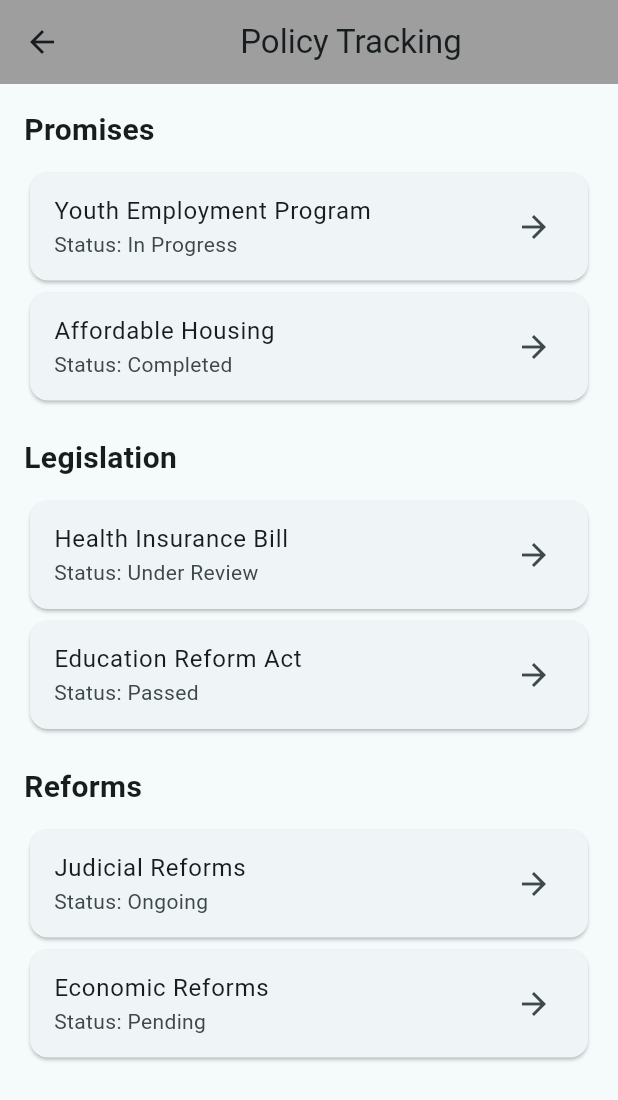
After one commit to Slozzyondul/Social_Justice_and_Reform_Hackathon, a Flutter app: the PolicyTrackingScreen screen opened by its route, on a phone screen of 412 x 824 dp. The commit adds this screen. Shown: the top 1100 px of the screen. Run offline on Flutter 3.47's test engine with Material 3 defaults, Android fonts, the phone set to English and light mode, and no system bars; our stand-ins replace image_picker.

Commit message:
adding a screen that helps track leaders promises, legislations and reforms

```diff
--- a/lib/frontend/screens/main_options_screen.dart
+++ b/lib/frontend/screens/main_options_screen.dart
@@ -10,6 +10,7 @@ class MainOptionScreen extends StatelessWidget {
   Widget build(BuildContext context) {
     return Scaffold(
       appBar: AppBar(
+
         title: const Center(child: Text('Choose an Option')),
         backgroundColor: Colors.grey,
       ),
@@ -123,6 +124,14 @@ class MainOptionScreen extends StatelessWidget {
               Navigator.pushNamed(context, '/resources');
             },
           ),
+
+           ListTile(
+            leading: const Icon(Icons.policy),
+            title: const Text('Policies'),
+            onTap: () {
+              Navigator.pushNamed(context, '/policies');
+            },
+          ),
         ],
       ),
     );
--- /dev/null
+++ b/lib/frontend/screens/policies/policy_tracking_screen.dart
@@ -0,0 +1,78 @@
+import 'package:flutter/material.dart';
+import 'package:url_launcher/url_launcher.dart';
+
+class PolicyTrackingScreen extends StatelessWidget {
+  // Sample data for promises, legislation, and reforms
+  final List<Map<String, String>> promises = [
+    {'title': 'Youth Employment Program', 'status': 'In Progress', 'link': 'https://example.com'},
+    {'title': 'Affordable Housing', 'status': 'Completed', 'link': 'https://example.com'},
+  ];
+
+  final List<Map<String, String>> legislation = [
+    {'title': 'Health Insurance Bill', 'status': 'Under Review', 'link': 'https://example.com'},
+    {'title': 'Education Reform Act', 'status': 'Passed', 'link': 'https://example.com'},
+  ];
+
+  final List<Map<String, String>> reforms = [
+    {'title': 'Judicial Reforms', 'status': 'Ongoing', 'link': 'https://example.com'},
+    {'title': 'Economic Reforms', 'status': 'Pending', 'link': 'https://example.com'},
+  ];
+
+  @override
+  Widget build(BuildContext context) {
+    return Scaffold(
+      appBar: AppBar(
+        backgroundColor: Colors.grey,
+        title: const Center(child: Text('Policy Tracking')),
+      ),
+      body: ListView(
+        padding: const EdgeInsets.all(16),
+        children: [
+          buildSection(context, 'Promises', promises),
+          buildSection(context, 'Legislation', legislation),
+          buildSection(context, 'Reforms', reforms),
+        ],
+      ),
+    );
+  }
+
+  // Build a section for promises, legislation, and reforms
+  Widget buildSection(BuildContext context, String sectionTitle, List<Map<String, String>> policies) {
+    return Column(
+      crossAxisAlignment: CrossAxisAlignment.start,
+      children: [
+        Text(
+          sectionTitle,
+          style: const TextStyle(fontSize: 20, fontWeight: FontWeight.bold),
+        ),
+        const SizedBox(height: 10),
+        Column(
+          children: policies.map((policy) {
+            return Card(
+              child: ListTile(
+                title: Text(policy['title'] ?? ''),
+                subtitle: Text('Status: ${policy['status']}'),
+                trailing: const Icon(Icons.arrow_forward),
+                onTap: () {
+                  _launchURL(policy['link']);
+                },
+              ),
+            );
+          }).toList(),
+        ),
+        const SizedBox(height: 20),
+      ],
+    );
+  }
+
+  // Function to launch the URL in the browser
+  void _launchURL(String? url) async {
+    if (url != null) {
+      if (await canLaunch(url)) {
+        await launch(url);
+      } else {
+        throw 'Could not launch $url';
+      }
+    }
+  }
+}
--- a/lib/main.dart
+++ b/lib/main.dart
@@ -1,5 +1,6 @@
 import 'package:flutter/material.dart';
 import 'package:solop/frontend/screens/fact_check/fact_check.dart';
+import 'package:solop/frontend/screens/policies/policy_tracking_screen.dart';
 import 'package:solop/frontend/screens/report/other_corruption_reports.dart';
 import 'package:solop/frontend/screens/report/report_corruption_screen.dart';
 import 'package:solop/frontend/screens/resources/material_resource.dart';
@@ -32,6 +33,7 @@ class MyApp extends StatelessWidget {
         '/viewreport': (context) => const ViewReportsScreen(),
         '/youths': (context) =>  YouthEmpowerment(),
         '/resources': (context) =>  ResourceScreen(),
+        '/policies': (context) => PolicyTrackingScreen(),
       },
     );
   }
```
Also changed, not shown: 1 other file.
